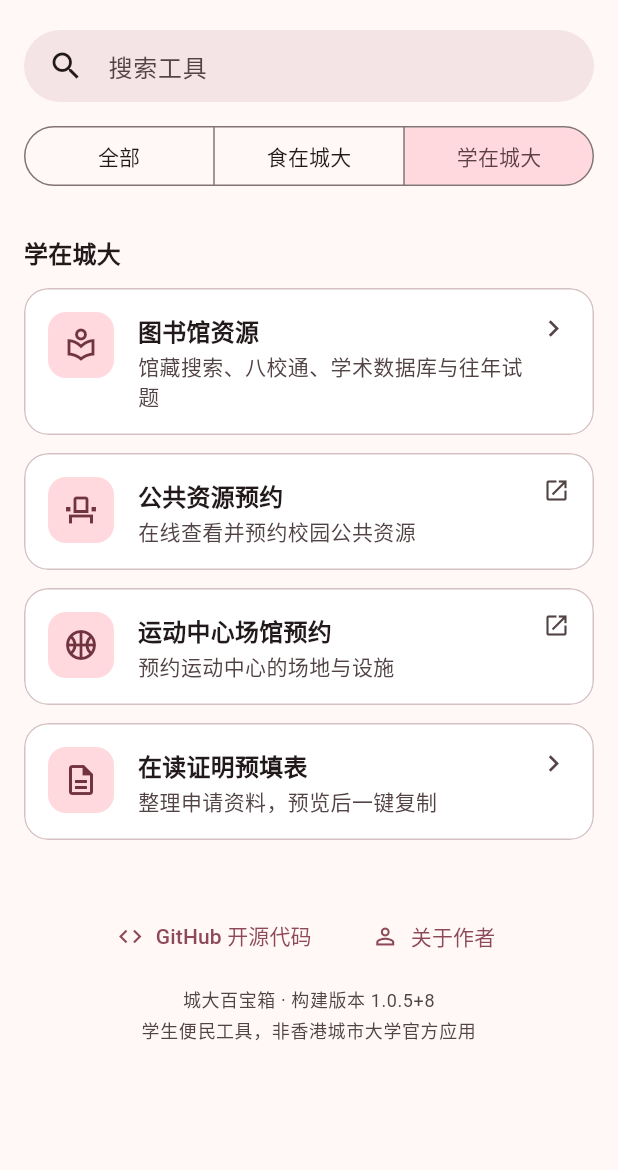
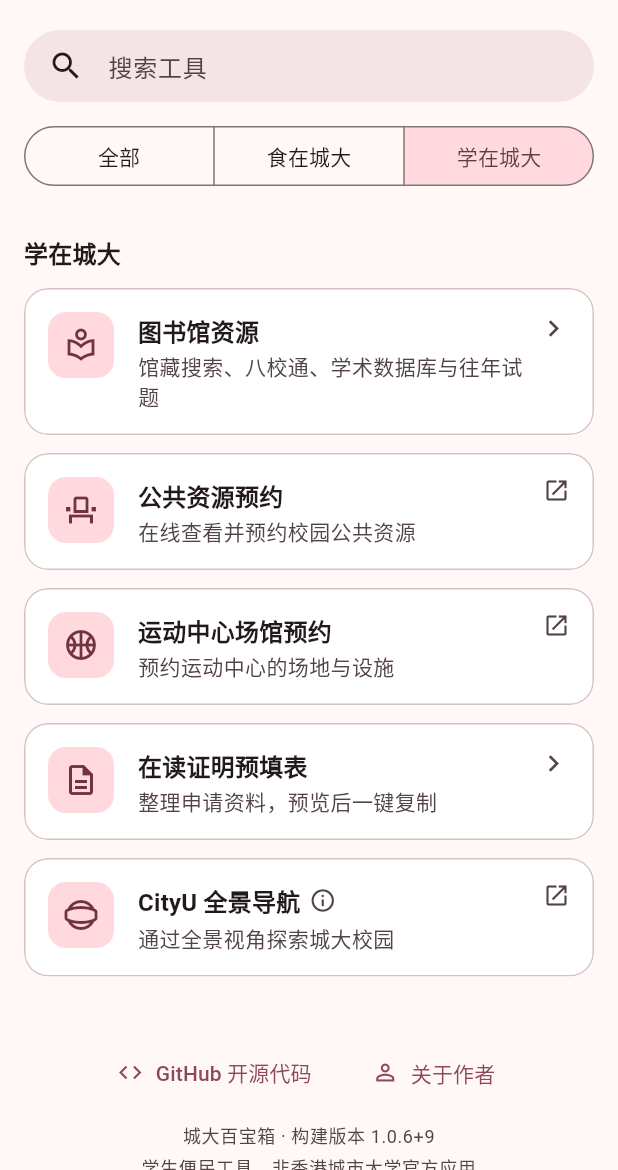
Before and after one commit to WZehan/cityu-toolbox, a Flutter app: the screen it shows after launch, after a tap on "食在城大", after a tap on "学在城大", on a phone screen of 412 x 824 dp, the part 66-1236 px from its top. Run offline on Flutter 3.47's test engine with Material 3 defaults, Android fonts, the phone set to English and light mode, and no system bars.

Commit message:
Release 1.0.6+9 with panorama navigation and adaptive tool cards

```diff
--- a/lib/app_info.dart
+++ b/lib/app_info.dart
@@ -1,5 +1,5 @@
 const appName = '城大百宝箱';
-const appBuildVersion = '1.0.5+8';
+const appBuildVersion = '1.0.6+9';
 const siteUrl = 'https://cityu-toolbox.wangzehan.com';
 const sourceCodeUrl = 'https://github.com/WZehan/cityu-toolbox';
 const authorUrl = 'https://wangzehan.com/';
--- a/lib/campus_tools.dart
+++ b/lib/campus_tools.dart
@@ -26,6 +26,7 @@ class CampusTool {
     required this.icon,
     required this.category,
     this.info = const [],
+    this.notice,
     this.keywords = '',
     this.url,
     this.route,
@@ -36,6 +37,7 @@ class CampusTool {
   final IconData icon;
   final ToolCategory category;
   final List<ToolInfo> info;
+  final String? notice;
 
   /// Extra search terms that are not displayed (e.g. English names).
   final String keywords;
@@ -51,6 +53,7 @@ class CampusTool {
       title,
       subtitle,
       keywords,
+      ?notice,
       for (final i in info) i.text,
     ].join(' ').toLowerCase().contains(q);
   }
@@ -143,6 +146,15 @@ List<CampusTool> studyToolsFor(AppLocalizations l) => [
     keywords: 'Student testimonial',
     route: '/testimonial',
   ),
+  CampusTool(
+    title: l.panoramaNavigation,
+    subtitle: l.panoramaNavigationSubtitle,
+    icon: Icons.panorama_photosphere_outlined,
+    category: ToolCategory.study,
+    notice: l.panoramaNavigationDemoNotice,
+    keywords: 'CityU panorama navigation 全景导航 全景導航 校园地图 校園地圖',
+    url: 'https://cityu-panorama-navigation.wangzehan.com/',
+  ),
 ];
 
 List<CampusTool> allToolsFor(AppLocalizations l) => [
--- a/lib/home_page.dart
+++ b/lib/home_page.dart
@@ -120,6 +120,7 @@ class _HomePageState extends State<HomePage> {
           for (final (category, tools) in sections) ...[
             SectionHeader(category.labelFor(l)),
             ResponsiveGrid(
+              equalHeight: false,
               children: [for (final t in tools) ToolCard(tool: t)],
             ),
           ],
@@ -217,13 +218,35 @@ class ToolCard extends StatelessWidget {
               const SizedBox(width: 16),
               Expanded(
                 child: Column(
+                  mainAxisSize: MainAxisSize.min,
                   crossAxisAlignment: CrossAxisAlignment.start,
                   children: [
-                    Text(
-                      tool.title,
-                      style: theme.textTheme.titleMedium?.copyWith(
-                        fontWeight: FontWeight.w600,
-                      ),
+                    Row(
+                      mainAxisSize: MainAxisSize.min,
+                      children: [
+                        Flexible(
+                          child: Text(
+                            tool.title,
+                            style: theme.textTheme.titleMedium?.copyWith(
+                              fontWeight: FontWeight.w600,
+                            ),
+                          ),
+                        ),
+                        if (tool.notice case final notice?)
+                          Tooltip(
+                            message: notice,
+                            triggerMode: TooltipTriggerMode.manual,
+                            waitDuration: const Duration(milliseconds: 400),
+                            child: Padding(
+                              padding: const EdgeInsets.only(left: 6),
+                              child: Icon(
+                                Icons.info_outline,
+                                size: 18,
+                                color: scheme.onSurfaceVariant,
+                              ),
+                            ),
+                          ),
+                      ],
                     ),
                     const SizedBox(height: 2),
                     Text(
--- a/lib/l10n/app_en.arb
+++ b/lib/l10n/app_en.arb
@@ -40,6 +40,9 @@
   "sportsSubtitle": "Book sports venues and facilities",
   "testimonial": "Testimonial Pre-fill",
   "testimonialSubtitle": "Prepare your details, then preview and copy",
+  "panoramaNavigation": "CityU Panorama Navigation",
+  "panoramaNavigationSubtitle": "Explore campus with panoramic views",
+  "panoramaNavigationDemoNotice": "This project is still in the Demo stage, for preview only.",
   "searchCatalogue": "Search the catalogue",
   "catalogueHint": "Title, author, subject or keywords",
   "search": "Search",
--- a/lib/l10n/app_localizations.dart
+++ b/lib/l10n/app_localizations.dart
@@ -297,6 +297,24 @@ abstract class AppLocalizations {
   /// In en, this message translates to:
   /// **'Prepare your details, then preview and copy'**
   String get testimonialSubtitle;
+
+  /// No description provided for @panoramaNavigation.
+  ///
+  /// In en, this message translates to:
+  /// **'CityU Panorama Navigation'**
+  String get panoramaNavigation;
+
+  /// No description provided for @panoramaNavigationSubtitle.
+  ///
+  /// In en, this message translates to:
+  /// **'Explore campus with panoramic views'**
+  String get panoramaNavigationSubtitle;
+
+  /// No description provided for @panoramaNavigationDemoNotice.
+  ///
+  /// In en, this message translates to:
+  /// **'This project is still in the Demo stage, for preview only.'**
+  String get panoramaNavigationDemoNotice;
 
   /// No description provided for @searchCatalogue.
   ///
--- a/lib/l10n/app_localizations_zh.dart
+++ b/lib/l10n/app_localizations_zh.dart
@@ -108,6 +108,15 @@ class AppLocalizationsZh extends AppLocalizations {
 
   @override
   String get testimonialSubtitle => '整理申请资料，预览后一键复制';
+
+  @override
+  String get panoramaNavigation => 'CityU 全景导航';
+
+  @override
+  String get panoramaNavigationSubtitle => '通过全景视角探索城大校园';
+
+  @override
+  String get panoramaNavigationDemoNotice => '该项目仍处于 Demo 阶段，仅供体验';
 
   @override
   String get searchCatalogue => '搜索馆藏';
@@ -443,6 +452,15 @@ class AppLocalizationsZhHans extends AppLocalizationsZh {
   String get testimonialSubtitle => '整理申请资料，预览后一键复制';
 
   @override
+  String get panoramaNavigation => 'CityU 全景导航';
+
+  @override
+  String get panoramaNavigationSubtitle => '通过全景视角探索城大校园';
+
+  @override
+  String get panoramaNavigationDemoNotice => '该项目仍处于 Demo 阶段，仅供体验';
+
+  @override
   String get searchCatalogue => '搜索馆藏';
 
   @override
@@ -776,6 +794,15 @@ class AppLocalizationsZhHant extends AppLocalizationsZh {
   String get testimonialSubtitle => '整理申請資料，預覽後一鍵複製';
 
   @override
+  String get panoramaNavigation => 'CityU 全景導航';
+
+  @override
+  String get panoramaNavigationSubtitle => '透過全景視角探索城大校園';
+
+  @override
+  String get panoramaNavigationDemoNotice => '該項目仍處於 Demo 階段，僅供體驗';
+
+  @override
   String get searchCatalogue => '搜尋館藏';
 
   @override
--- a/lib/l10n/app_zh.arb
+++ b/lib/l10n/app_zh.arb
@@ -40,6 +40,9 @@
   "sportsSubtitle": "预约运动中心的场地与设施",
   "testimonial": "在读证明预填表",
   "testimonialSubtitle": "整理申请资料，预览后一键复制",
+  "panoramaNavigation": "CityU 全景导航",
+  "panoramaNavigationSubtitle": "通过全景视角探索城大校园",
+  "panoramaNavigationDemoNotice": "该项目仍处于 Demo 阶段，仅供体验",
   "searchCatalogue": "搜索馆藏",
   "catalogueHint": "书名、作者、主题或关键词",
   "search": "搜索",
--- a/lib/l10n/app_zh_Hans.arb
+++ b/lib/l10n/app_zh_Hans.arb
@@ -40,6 +40,9 @@
   "sportsSubtitle": "预约运动中心的场地与设施",
   "testimonial": "在读证明预填表",
   "testimonialSubtitle": "整理申请资料，预览后一键复制",
+  "panoramaNavigation": "CityU 全景导航",
+  "panoramaNavigationSubtitle": "通过全景视角探索城大校园",
+  "panoramaNavigationDemoNotice": "该项目仍处于 Demo 阶段，仅供体验",
   "searchCatalogue": "搜索馆藏",
   "catalogueHint": "书名、作者、主题或关键词",
   "search": "搜索",
--- a/lib/l10n/app_zh_Hant.arb
+++ b/lib/l10n/app_zh_Hant.arb
@@ -40,6 +40,9 @@
   "sportsSubtitle": "預約運動中心的場地與設施",
   "testimonial": "在讀證明預填表",
   "testimonialSubtitle": "整理申請資料，預覽後一鍵複製",
+  "panoramaNavigation": "CityU 全景導航",
+  "panoramaNavigationSubtitle": "透過全景視角探索城大校園",
+  "panoramaNavigationDemoNotice": "該項目仍處於 Demo 階段，僅供體驗",
   "searchCatalogue": "搜尋館藏",
   "catalogueHint": "書名、作者、主題或關鍵字",
   "search": "搜尋",
--- a/pubspec.yaml
+++ b/pubspec.yaml
@@ -16,7 +16,7 @@ publish_to: 'none' # Remove this line if you wish to publish to pub.dev
 # https://developer.apple.com/library/archive/documentation/General/Reference/InfoPlistKeyReference/Articles/CoreFoundationKeys.html
 # In Windows, build-name is used as the major, minor, and patch parts
 # of the product and file versions while build-number is used as the build suffix.
-version: 1.0.5+8
+version: 1.0.6+9
 
 environment:
   sdk: ^3.12.0
```
Also changed, not shown: lib/l10n/app_localizations_en.dart (+11 -0 lines), 3 other files.
